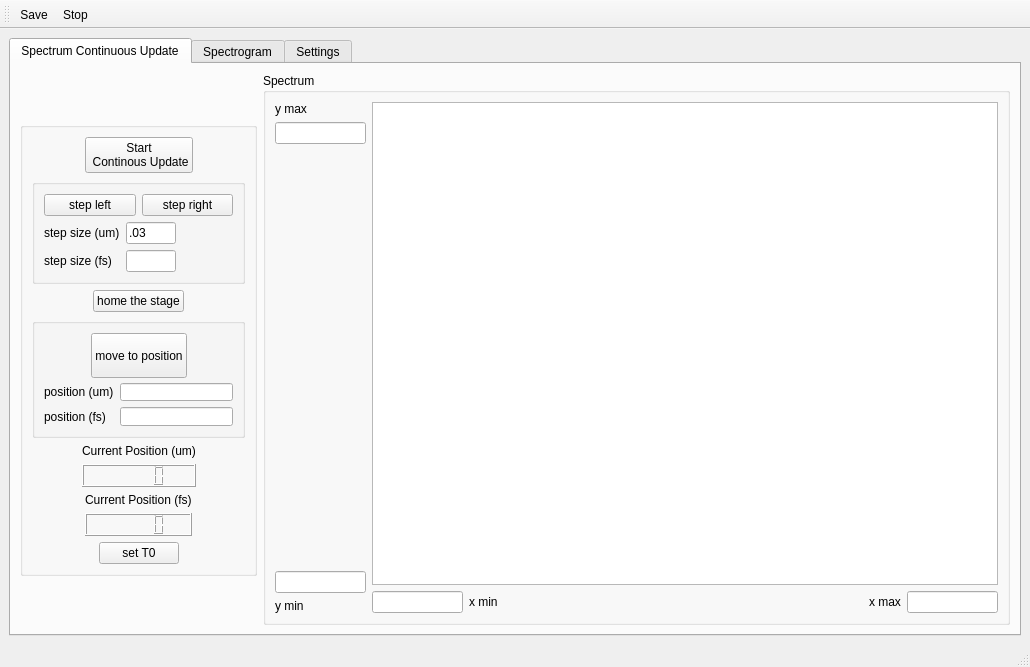
Before: the Qt Designer form Gui_Window.ui in UCBoulder/frogware, drawn with Qt 5.
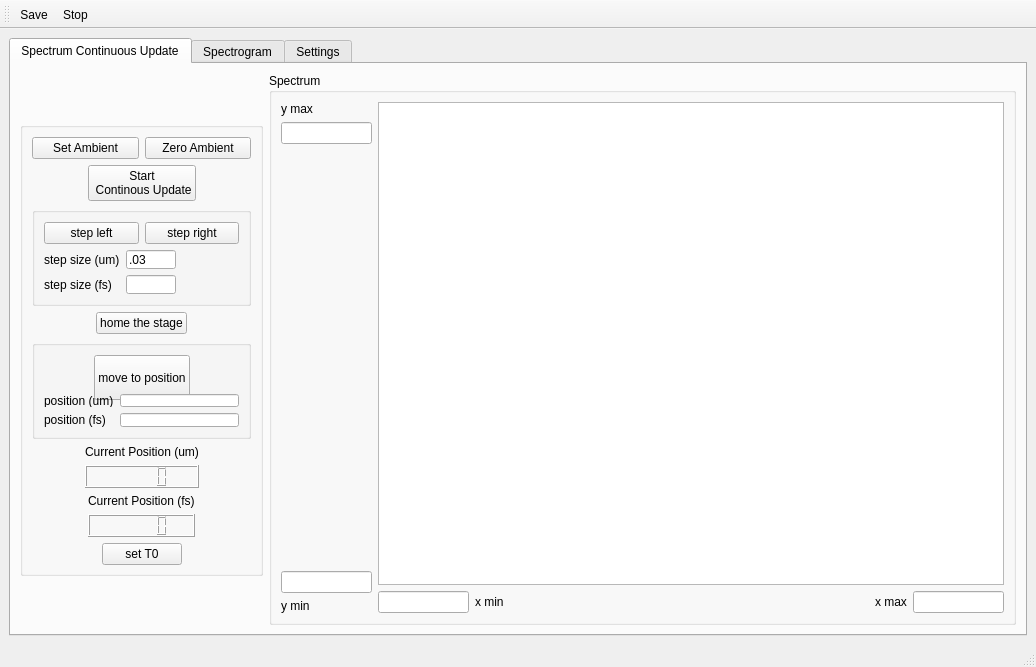
After: the same form once the commit is applied. Icons and pictures are not drawn. Custom widgets are drawn as their Qt base class.

Commit message: caught some important bugs

```diff
--- a/Gui_Window.ui
+++ b/Gui_Window.ui
@@ -6,7 +6,7 @@
    <rect>
     <x>0</x>
     <y>0</y>
-    <width>1030</width>
+    <width>1036</width>
     <height>667</height>
    </rect>
   </property>
@@ -52,11 +52,29 @@
              <widget class="QGroupBox" name="groupBox_2">
               <property name="maximumSize">
                <size>
-                <width>237</width>
+                <width>243</width>
                 <height>454</height>
                </size>
               </property>
-              <layout class="QVBoxLayout" name="verticalLayout_11">
+              <layout class="QVBoxLayout" name="verticalLayout_25">
+               <item>
+                <layout class="QHBoxLayout" name="horizontalLayout_33">
+                 <item>
+                  <widget class="QPushButton" name="btn_set_ambient">
+                   <property name="text">
+                    <string>Set Ambient</string>
+                   </property>
+                  </widget>
+                 </item>
+                 <item>
+                  <widget class="QPushButton" name="btn_zero_ambient">
+                   <property name="text">
+                    <string>Zero Ambient</string>
+                   </property>
+                  </widget>
+                 </item>
+                </layout>
+               </item>
                <item>
                 <layout class="QHBoxLayout" name="horizontalLayout_2">
                  <item>
```
Left out of the diff: 4 changed lines with no effect on the pictures. The commit also changes 2 other files.
